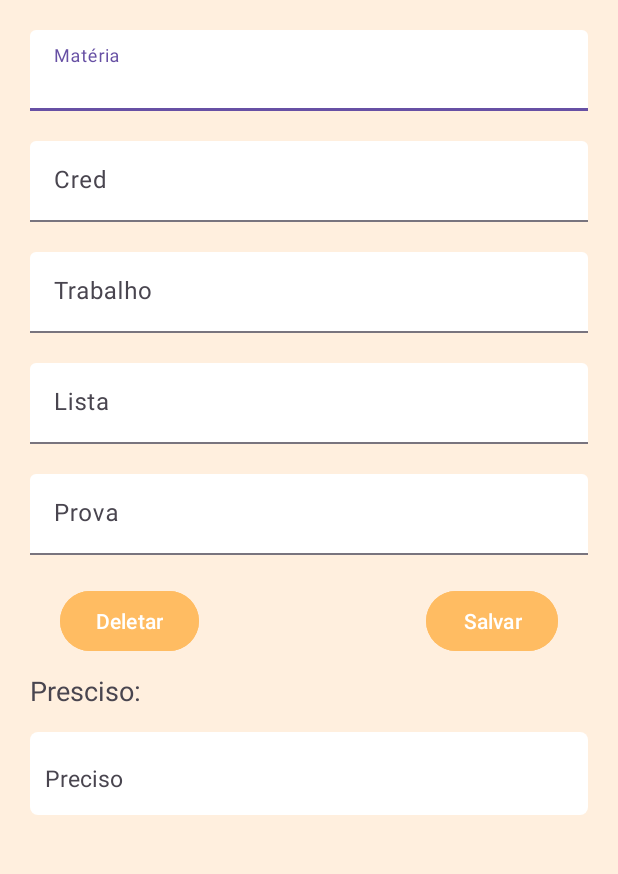
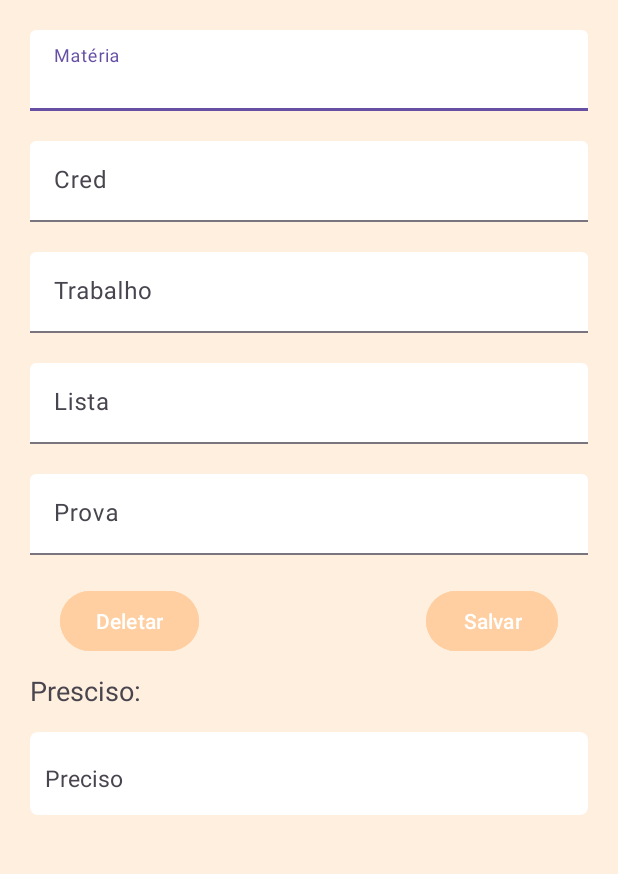
Before and after one commit to VitoriaAyumi/Notas, an Android app: the EditNotas screen opened directly, with no data from a screen before it, on a phone screen of 412 x 824 dp, the part 128-1002 px from its top. Run offline under Robolectric (Android 15) with nearby library versions, the phone set to English and light mode, and no system bars; our stand-ins replace Firebase (no records; nobody signed in at launch, a user with empty details on screens opened directly); Roboto replaces fonts that are not available here; 13 statements that could not run were skipped.

Commit message:
Vih 21.10 commit

```diff
--- a/app/src/main/java/com/example/controlenotas/AddNotas.java
+++ b/app/src/main/java/com/example/controlenotas/AddNotas.java
@@ -81,7 +81,7 @@ public class AddNotas extends AppCompatActivity {
                 notas.put("cred", Objects.requireNonNull(notaCredET.getText()).toString());
                 notas.put("trab", Objects.requireNonNull(notaTrabET.getText()).toString());
                 notas.put("list", Objects.requireNonNull(notaListaET.getText()).toString());
-                notas.put("pre", Objects.requireNonNull(notaPreciso).toString());
+                notas.put("pre", Objects.requireNonNull(notaPreciso));
                 notas.put("prova", Objects.requireNonNull(notaProvaET.getText()).toString());
 
                 db.collection("notas").add(notas).addOnSuccessListener(new OnSuccessListener<DocumentReference>() {
--- a/app/src/main/java/com/example/controlenotas/NotasAdapter.java
+++ b/app/src/main/java/com/example/controlenotas/NotasAdapter.java
@@ -34,7 +34,6 @@ public class NotasAdapter extends RecyclerView.Adapter<NotasAdapter.ViewHolder>
         holder.notaCred.setText(arrayList.get(position).getCred());
         holder.notaTrab.setText(arrayList.get(position).getTrab());
         holder.notaList.setText(arrayList.get(position).getList());
-        holder.notaPrec.setText(arrayList.get(position).getPre());
         holder.notaPro.setText(arrayList.get(position).getProva());
         holder.itemView.setOnClickListener(view -> onItemClickListener.onClick(arrayList.get(position)));
     }
--- a/app/src/main/res/layout/activity_add_notas.xml
+++ b/app/src/main/res/layout/activity_add_notas.xml
@@ -3,13 +3,13 @@
     xmlns:app="http://schemas.android.com/apk/res-auto"
     android:layout_width="match_parent"
     android:layout_height="match_parent"
-    android:background="@color/laranjaMaisClaro">
+    android:background="@color/orange_clearer">
 
     <FrameLayout
         android:id="@+id/header"
         android:layout_width="match_parent"
         android:layout_height="85dp"
-        android:background="@color/azulMaisEscuro"
+        android:background="@color/blue_2"
         android:paddingTop="5dp">
 
         <ImageView
@@ -147,7 +147,7 @@
         android:layout_height="wrap_content"
         android:layout_below="@id/notaProvaLayout"
         android:layout_centerHorizontal="true"
-        android:backgroundTint="@color/laranja3"
+        android:backgroundTint="@color/orange_1"
         android:text="Adicionar"
         android:textColor="@color/black" />
 
--- a/app/src/main/res/layout/activity_controle_notas.xml
+++ b/app/src/main/res/layout/activity_controle_notas.xml
@@ -5,14 +5,14 @@
     android:layout_width="match_parent"
     android:layout_height="match_parent"
     android:id="@+id/controleN"
-    android:background="@color/laranjaMaisClaro"
+    android:background="@color/orange_clearer"
     tools:context=".ControleNotas">
 
     <FrameLayout
         android:id="@+id/header"
         android:layout_width="match_parent"
         android:layout_height="85dp"
-        android:background="@color/azulMaisEscuro"
+        android:background="@color/blue_2"
         android:paddingTop="5dp">
 
         <ImageView
@@ -59,6 +59,6 @@
         android:layout_margin="16sp"
         android:src="@drawable/baseline_add"
         android:id="@+id/addNota"
-        android:backgroundTint="@color/laranja3"/>
+        android:backgroundTint="@color/orange_1"/>
 
 </RelativeLayout>
--- a/app/src/main/res/layout/activity_edit_notas.xml
+++ b/app/src/main/res/layout/activity_edit_notas.xml
@@ -5,14 +5,14 @@
     android:id="@+id/addN"
     android:layout_width="match_parent"
     android:layout_height="match_parent"
-    android:background="@color/laranjaMaisClaro"
+    android:background="@color/orange_clearer"
     tools:context=".EditNotas">
 
     <FrameLayout
         android:id="@+id/header"
         android:layout_width="match_parent"
         android:layout_height="85dp"
-        android:background="@color/azulMaisEscuro"
+        android:background="@color/blue_2"
         android:paddingTop="5dp">
 
         <ImageView
@@ -177,7 +177,7 @@
         android:layout_below="@id/notaProvaLayout"
         android:layout_alignStart="@id/notaProvaLayout"
         android:layout_marginStart="20dp"
-        android:backgroundTint="@color/laranja3"
+        android:backgroundTint="@color/orange_1"
         android:text="Deletar"
         app:backgroundTint="@android:color/holo_red_light" />
 
@@ -188,7 +188,7 @@
         android:layout_below="@id/notaProvaLayout"
         android:layout_alignEnd="@id/notaProvaLayout"
         android:layout_marginEnd="20sp"
-        android:backgroundTint="@color/laranja3"
+        android:backgroundTint="@color/orange_1"
         android:text="Salvar" />
 
 </RelativeLayout>
--- a/app/src/main/res/layout/notas_list_item.xml
+++ b/app/src/main/res/layout/notas_list_item.xml
@@ -15,14 +15,14 @@
         android:layout_width="match_parent"
         android:layout_height="wrap_content"
         android:orientation="horizontal"
-        android:background="@color/azul2"
+        android:background="@color/blue_clearer"
         android:padding="10dp">
 
     <RelativeLayout
         android:layout_width="0dp"
         android:layout_height="155dp"
         android:layout_weight="1"
-        android:background="@color/azul2"
+        android:background="@color/blue_clearer"
         android:clickable="false"
         android:focusable="false">
 
```
Also changed, not shown: app/src/main/res/values/colors.xml (+26 -7 lines).
